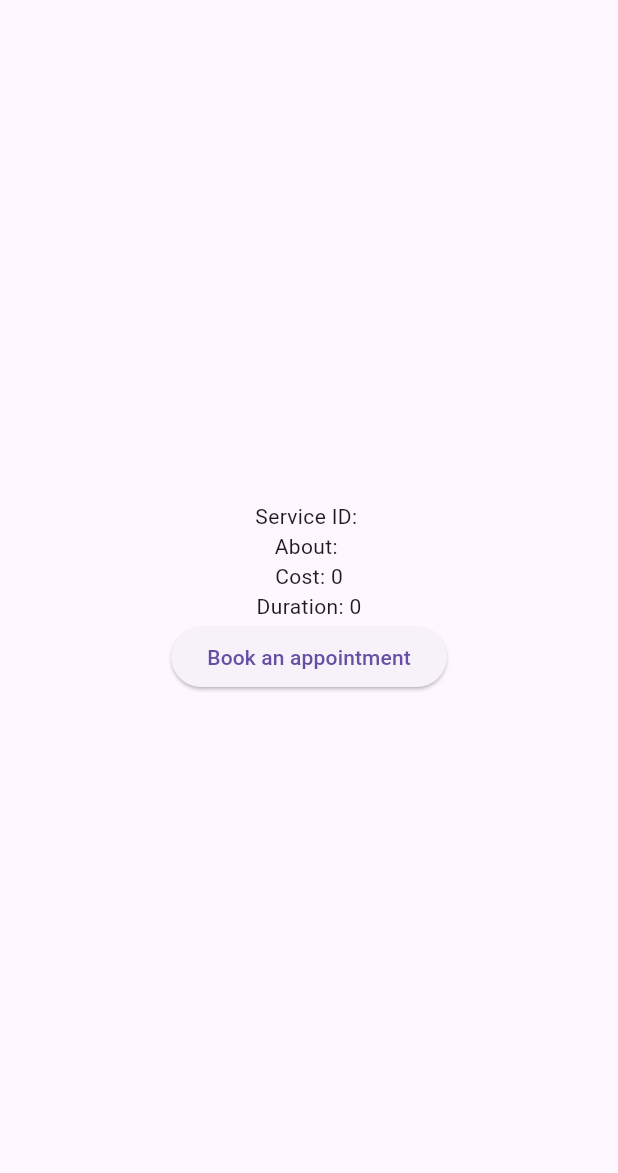
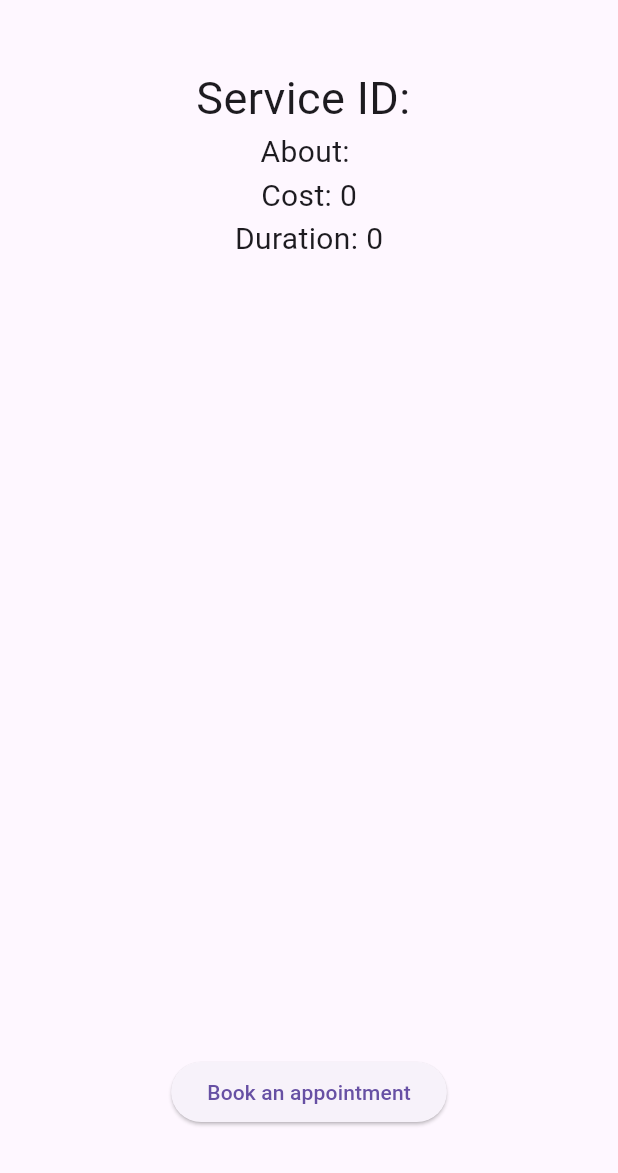
Before and after one commit to JustinLakra/salonBooking, a Flutter app: the ServiceDetailsPage screen opened directly with empty values, on a phone screen of 412 x 824 dp, the part 63-1236 px from its top. Run offline on Flutter 3.47's test engine with Material 3 defaults, Android fonts, the phone set to English and light mode, and no system bars; our stand-ins replace cloud_firestore, email_validator, firebase_auth, firebase_core, hexcolor, page_transition; accounts and stored records are empty.

```diff
--- a/lib/home/serviceDetailsPage.dart
+++ b/lib/home/serviceDetailsPage.dart
@@ -22,22 +22,52 @@ class ServiceDetailsPage extends StatelessWidget {
         title: const Text('Service Details'),
       ),
       body: Center(
+        child: Padding(
+          padding: const EdgeInsets.fromLTRB(0, 30, 0, 0),
           child: Column(
-          mainAxisAlignment: MainAxisAlignment.center,
+            mainAxisAlignment: MainAxisAlignment.spaceBetween,
             children: [
-            Text('Service ID: $serviceId'),
-            Text('About: $about'),
-            Text('Cost: $cost'),
-            Text('Duration: $duration'),
-            ElevatedButton(
+              Column(
+                children: [
+                  Text(
+                    'Service ID: $serviceId',
+                    style: const TextStyle(
+                      fontSize: 30,
+                    ),
+                  ),
+                  Text(
+                    'About: $about',
+                    style: const TextStyle(
+                      fontSize: 20,
+                    ),
+                  ),
+                  Text(
+                    'Cost: $cost',
+                    style: const TextStyle(
+                      fontSize: 20,
+                    ),
+                  ),
+                  Text(
+                    'Duration: $duration',
+                    style: const TextStyle(
+                      fontSize: 20,
+                    ),
+                  ),
+                ],
+              ),
+              Padding(
+                padding: const EdgeInsets.fromLTRB(0, 0, 0, 30),
+                child: ElevatedButton(
                     onPressed: (){
                       navigation().navigateToPage(context, AppointmentsScreen(selectedService: serviceId));
                     },
                     child: const Text(
                       'Book an appointment',
                     ),
+                ),
               )
             ],
+          ),
         ),
       ),
     );
```
Also changed, not shown: lib/Components/NavBar.dart (+9 -15 lines), lib/home/bookAnAppointmentPage.dart (+44 -28 lines), lib/home/reviews.dart (added, +108 -0 lines), lib/home/viewReviews.dart (added, +86 -0 lines). Lines whose indentation alone changed are shown as unchanged.
